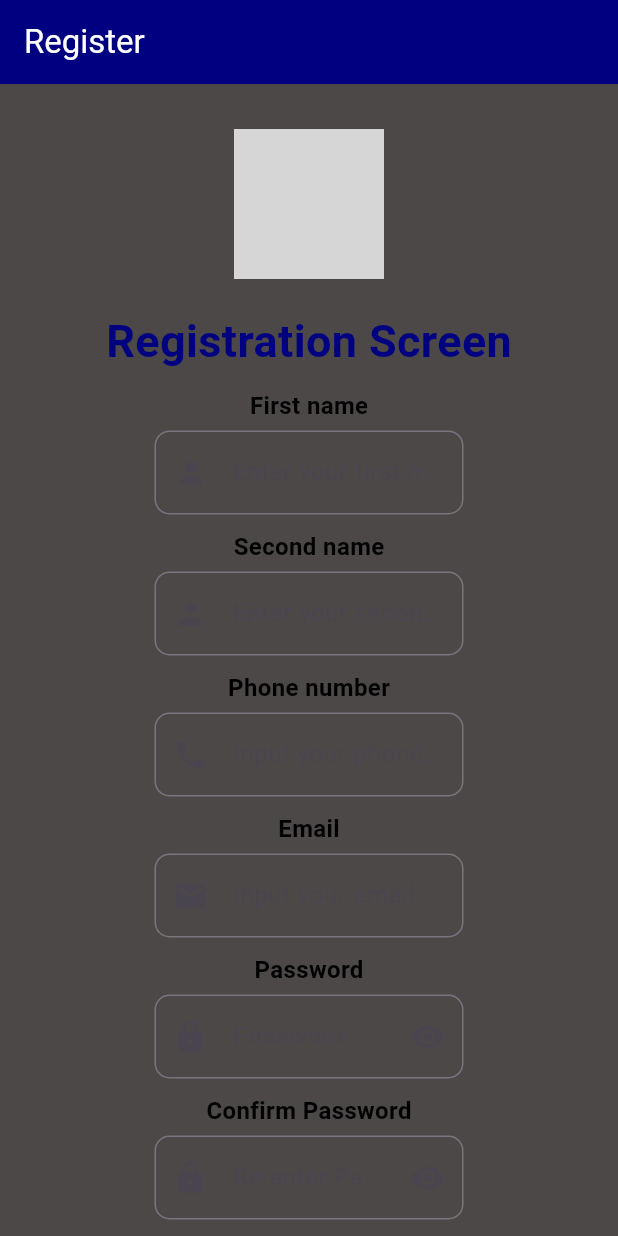
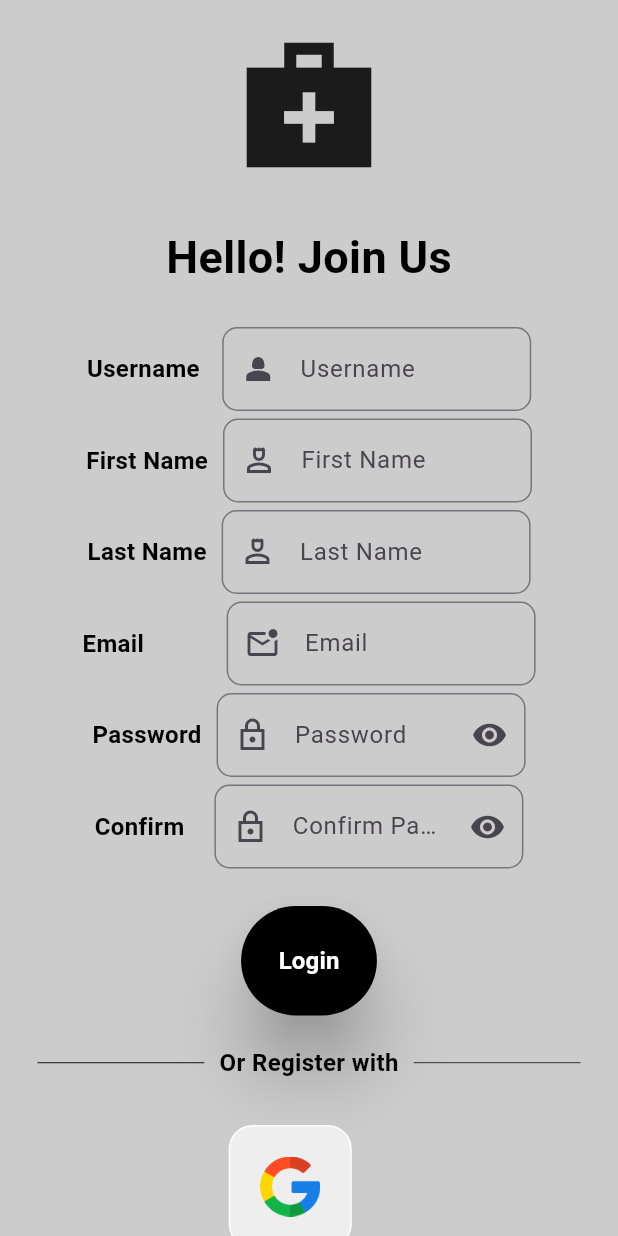
Before and after one commit to Csasaka19/patient-tracker, a Flutter app: the Registration screen opened directly, on a phone screen of 412 x 824 dp. Run offline on Flutter 3.47's test engine with Material 3 defaults, Android fonts, the light colour scheme and no system bars; grey boxes are pictures that could not be loaded.

Commit message:
Reshaped the registration screen

```diff
--- a/lib/customs/custombutton.dart
+++ b/lib/customs/custombutton.dart
@@ -28,10 +28,11 @@ class customButton extends StatelessWidget {
 
         style: ElevatedButton.styleFrom(
           backgroundColor: backgroundColor,
-          elevation: 10,
+          elevation: 20,
           padding: const EdgeInsets.all(25),
           shadowColor: blackColor,
-          maximumSize: Size.fromWidth(200),
+          maximumSize: Size.fromWidth(600),
+
         ));
   }
 }
--- a/lib/main.dart
+++ b/lib/main.dart
@@ -1,11 +1,11 @@
 import 'package:flutter/material.dart';
-// import 'package:patient_tracker/views/dashboard.dart';
+import 'package:patient_tracker/views/dashboard.dart';
 import 'package:patient_tracker/views/login.dart';
-// import 'package:patient_tracker/views/registration.dart';
+import 'package:patient_tracker/views/registration.dart';
 
 
 void main() {
-  runApp( const MaterialApp(
+  runApp(  const MaterialApp(
     home: Login(),
     debugShowCheckedModeBanner: false,
   ));
--- a/lib/views/registration.dart
+++ b/lib/views/registration.dart
@@ -3,114 +3,194 @@ import 'package:patient_tracker/configs/constants.dart';
 import 'package:patient_tracker/customs/custombutton.dart';
 import 'package:patient_tracker/customs/customtext.dart';
 import 'package:patient_tracker/customs/customtextfield.dart';
-
-
-void main() {
-  runApp( MaterialApp(
-    home: Registration(),
-    debugShowCheckedModeBanner: false,
-  ));
-}
+import 'package:patient_tracker/customs/square_tile.dart';
 
 class Registration extends StatelessWidget {
   Registration({Key? key}) : super(key: key);
+
+  void registerButtonPressed() {}
 
   @override
   Widget build(BuildContext context) {
     TextEditingController userNameController = TextEditingController();
     TextEditingController passwordController = TextEditingController();
+    TextEditingController confirmController = TextEditingController();
+    TextEditingController emailController = TextEditingController();
+    TextEditingController firstnameController = TextEditingController();
+    TextEditingController lastnameController = TextEditingController();
     return Scaffold(
-      backgroundColor: Color.fromARGB(255, 76, 72, 72),
-      appBar: AppBar(
-        title: const Text("Register"),
-        backgroundColor: primaryColor,
-        foregroundColor: appbartextColor,
-        automaticallyImplyLeading: true,
-      ),
-      body: SingleChildScrollView(
-        child: Padding(
-          padding: const EdgeInsets.fromLTRB(50, 30, 50, 30),
+      backgroundColor: greyColor,
+      body: SafeArea(
+        child: Center(
           child: Column(
             mainAxisAlignment: MainAxisAlignment.center,
-            crossAxisAlignment: CrossAxisAlignment.center,
             children: [
-              SizedBox(
-                height: 100,
-                width: 100,
-                child: ClipRRect(
-                  borderRadius: BorderRadius.circular(60),
-                  child: Image.asset(
-                    "assets/images/medical-box.jpg",
-                    fit: BoxFit.cover,
+              const SizedBox(height: 20),
+
+              // logo
+              const Icon(
+                Icons.medical_services_sharp,
+                size: 100,
+              ),
+
+              const SizedBox(height: 30),
+
+              // welcome back!
+              const customText(label: "Hello! Join Us", fontSize: 30),
+
+              const SizedBox(height: 25),
+
+              // username textfield
+              Row(
+                mainAxisAlignment: MainAxisAlignment.center,
+                children: [
+                  const customText(
+                      label: "Username", labelColor: blackColor, fontSize: 16),
+                  const SizedBox(width: 15),
+                  customTextField(
+                    userFieldController: userNameController,
+                    icon: Icons.person_2_sharp,
+                    hint: 'Username',
                   ),
+                ],
+              ),
+
+              const SizedBox(height: 5),
+
+               Row(
+                mainAxisAlignment: MainAxisAlignment.center,
+                children: [
+                  const customText(
+                      label: "First Name", labelColor: blackColor, fontSize: 16),
+                  const SizedBox(width: 10),
+                  customTextField(
+                    userFieldController: firstnameController,
+                    icon: Icons.person_4_outlined,
+                    hint: 'First Name',
+                  ),
+                ],
+              ),
+
+              const SizedBox(height: 5),
+
+               Row(
+                mainAxisAlignment: MainAxisAlignment.center,
+                children: [
+                  const customText(
+                      label: "Last Name", labelColor: blackColor, fontSize: 16),
+                  const SizedBox(width: 10),
+                  customTextField(
+                    userFieldController: lastnameController,
+                    icon: Icons.person_4_outlined,
+                    hint: 'Last Name',
+                  ),
+                ],
+              ),
+
+              const SizedBox(height: 5),
+
+               Row(
+                mainAxisAlignment: MainAxisAlignment.center,
+                children: [
+                  const customText(
+                      label: "Email", labelColor: blackColor, fontSize: 16),
+                  const SizedBox(width: 55),
+                  customTextField(
+                    userFieldController: emailController,
+                    icon: Icons.mark_email_unread_outlined,
+                    hint: 'Email',
+                  ),
+                ],
+              ),
+
+              const SizedBox(height: 5),
+
+              // password textfield
+              Row(
+                mainAxisAlignment: MainAxisAlignment.center,
+                children: [
+                  const customText(
+                      label: "Password", labelColor: blackColor, fontSize: 16),
+                  const SizedBox(width: 10),
+                  customTextField(
+                    userFieldController: passwordController,
+                    icon: Icons.lock_outline_sharp,
+                    isPassword: true,
+                    hint: 'Password',
+                  ),
+                ],
+              ),
+
+              const SizedBox(height: 5),
+
+              // Confirm password textfield
+              Row(
+                mainAxisAlignment: MainAxisAlignment.center,
+                children: [
+                  const customText(
+                      label: "Confirm", labelColor: blackColor, fontSize: 16),
+                  const SizedBox(width: 20),
+                  customTextField(
+                    userFieldController: confirmController,
+                    icon: Icons.lock_outline_sharp,
+                    isPassword: true,
+                    hint: 'Confirm Password',
+                  ),
+                ],
+              ),
+
+
+              const SizedBox(height: 25),
+
+              // Log in button
+              customButton(
+                labelButton: 'Login',
+                onTap: registerButtonPressed,
+                labelColor: appbartextColor,
+              ),
+
+              const SizedBox(height: 20),
+
+              // Alternative login options
+              const Padding(
+                padding: EdgeInsets.symmetric(horizontal: 25.0),
+                child: Row(
+                  children: [
+                    Expanded(
+                      child: Divider(
+                        thickness: 0.6,
+                        color: blackColor,
+                      ),
+                    ),
+                    Padding(
+                      padding: EdgeInsets.symmetric(horizontal: 10.0),
+                      child: customText(
+                          label: "Or Register with",
+                          labelColor: blackColor,
+                          fontSize: 16),
+                    ),
+                    Expanded(
+                      child: Divider(
+                        thickness: 0.5,
+                        color: blackColor,
+                      ),
+                    ),
+                  ],
                 ),
               ),
-              const SizedBox(height: 20),
+
+              const SizedBox(height: 30),
+
+              //  Google + Fit sign in buttons
               const Row(
                 mainAxisAlignment: MainAxisAlignment.center,
                 children: [
-                  customText(
-                      label: "Registration Screen",
-                      labelColor: primaryColor,
-                      fontSize: 30)
+                  // Google button
+                  SquareTile(imagePath: 'assets/images/google.png'),
+
+                  SizedBox(width: 25),
                 ],
               ),
-              const SizedBox(height: 10),
-              const customText(label: "First name"),
-              const SizedBox(height: 5),
-              customTextField(
-                userFieldController: userNameController,
-                icon: Icons.person,
-                hint: "Enter your first name",
-              ),
-              const SizedBox(height: 10),
-              const customText(label: "Second name"),
-              const SizedBox(height: 5),
-              customTextField(
-                userFieldController: userNameController,
-                icon: Icons.person,
-                hint: "Enter your second name",
-              ),
-              const SizedBox(height: 10),
-              const customText(label: "Phone number"),
-              const SizedBox(height: 5),
-              customTextField(
-                userFieldController: userNameController,
-                icon: Icons.phone,
-                hint: "Input your phone number",
-              ),
-              const SizedBox(height: 10),
-              const customText(label: "Email"),
-              const SizedBox(height: 5),
-              customTextField(
-                userFieldController: userNameController,
-                icon: Icons.email,
-                hint: "Input your email",
-              ),
-              const SizedBox(height: 10),
-              const customText(label: "Password"),
-              const SizedBox(height: 5),
-              customTextField(
-                  userFieldController: passwordController,
-                  icon: Icons.lock,
-                  hideText: true,
-                  isPassword: true,
-                  hint: "Password"),
-              const SizedBox(height: 10),
-              const customText(label: "Confirm Password"),
-              const SizedBox(height: 5),
-              customTextField(
-                  userFieldController: passwordController,
-                  icon: Icons.lock,
-                  hideText: true,
-                  isPassword: true,
-                  hint: "Re-enter Password"),
-              const SizedBox(height: 20),
-              const customButton(
-                labelColor: primaryColor,
-                labelButton: "Register",
-              ),
-              const SizedBox(height: 50),
             ],
           ),
         ),
```
Also changed, not shown: 3 other files.
